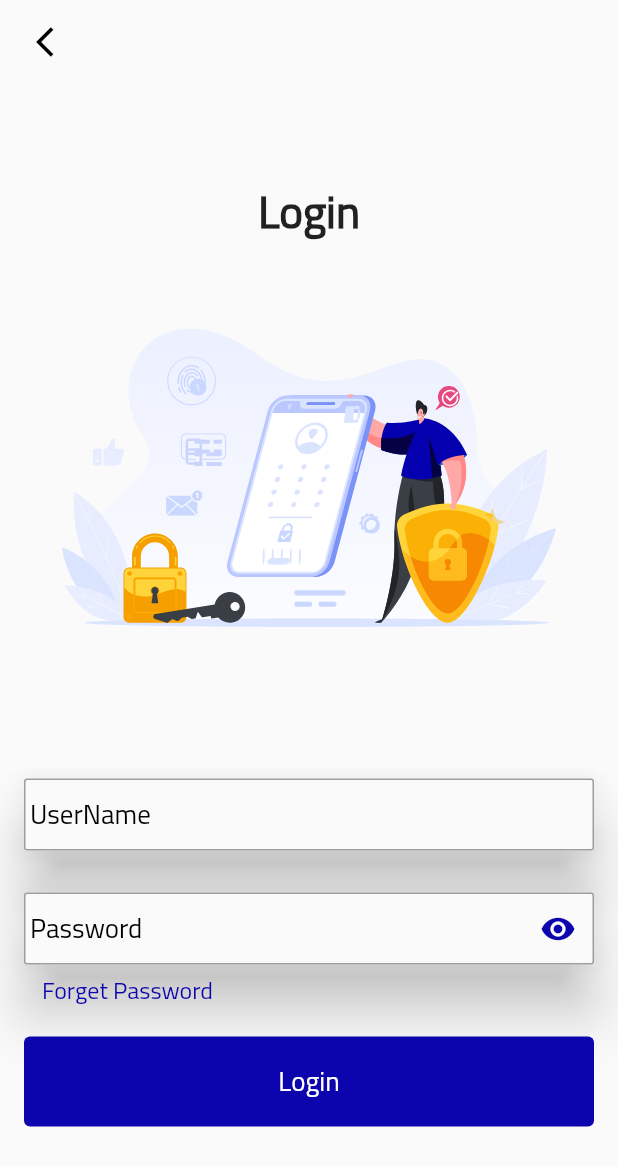
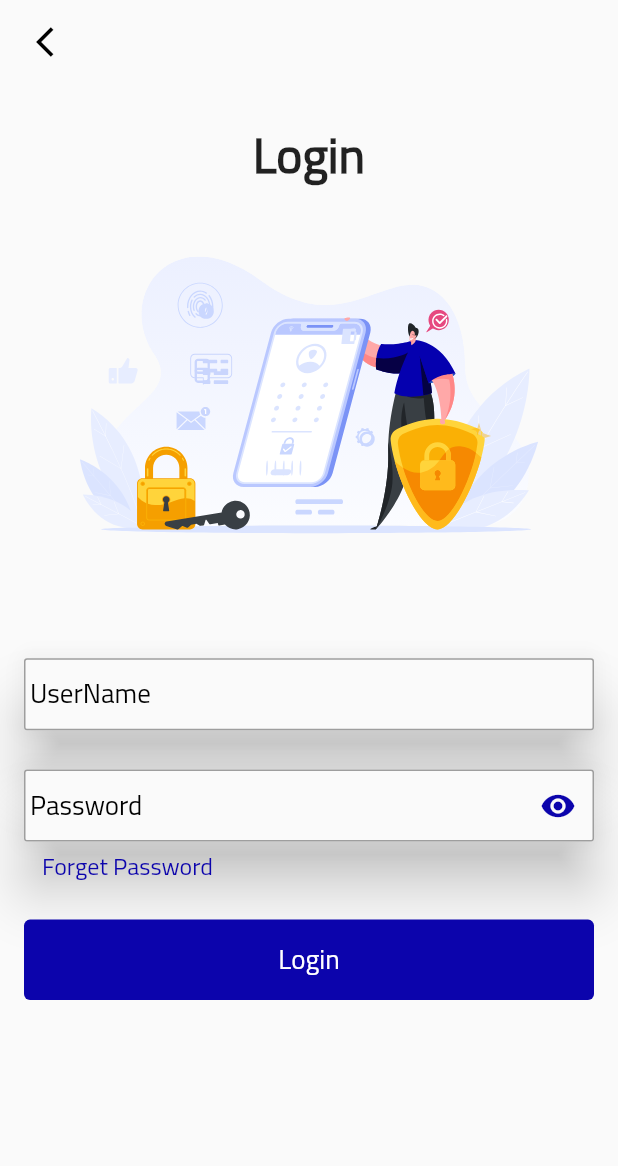
Before and after one commit to reemali97/sahelmobileapplicationLatest, a Flutter app: the screen it shows after launch, after a tap on "Next", on a phone screen of 412 x 824 dp. Shown: the top 1166 px of the screen. Run offline on Flutter 3.47's test engine with Material 2 defaults, Android fonts, the phone set to English and light mode, and no system bars; our stand-ins replace dio, equatable, flutter_bloc, flutter_svg, fluttertoast, get_it.

Commit message:
Set up the ui

```diff
--- a/lib/config/app_env.dart
+++ b/lib/config/app_env.dart
@@ -4,7 +4,6 @@ import '../core/core.export.dart';
 ScrollController? scrollController;
 
 const AppEnvironment env = AppEnvironment.STAGING;
-
 String handleBaseUrl() {
   switch (env) {
     case AppEnvironment.PRODUCTION:
--- a/lib/features/authentication/presentation/screens/login/login_screen.dart
+++ b/lib/features/authentication/presentation/screens/login/login_screen.dart
@@ -4,10 +4,8 @@ import 'package:flutter_svg/flutter_svg.dart';
 import '../../../../../core/core.export.dart';
 import '../../../../features.export.dart';
 
+class LoginScreen extends StatelessWidget {
 
-
-
-class LoginScreen extends StatelessWidget {
    LoginScreen({Key? key}) : super(key: key);
   var emailController = TextEditingController();
   var passwordController = TextEditingController();
@@ -19,10 +17,10 @@ class LoginScreen extends StatelessWidget {
     return BlocConsumer<LoginBloc, LoginState>(
       listener: (context, state) {
         if (state is GetTokenState) {
-          ShowToastSnackBar.showSnackBars(
-            context,
-            message: state.token,
-          );
+          // ShowToastSnackBar.showSnackBars(
+          //   context,
+          //   message: state.token,
+          // );
         }
         if (state is ErrorGetTokenState) {
           ShowToastSnackBar.showSnackBars(
@@ -36,7 +34,6 @@ class LoginScreen extends StatelessWidget {
         }
       },
       builder: (context, state) {
-
         return Scaffold(
           appBar: AppBar(
             leading:Padding(
@@ -54,58 +51,53 @@ class LoginScreen extends StatelessWidget {
           ),
           body: Padding(
             padding: const EdgeInsets.all(16.0),
-            child: Center(
             child: SingleChildScrollView(
               physics: const ScrollPhysics(),
-                child: SizedBox(
-                  width: double.infinity,
               child: Form(
                 key: _formKey,
                 child: Column(
-                      crossAxisAlignment: CrossAxisAlignment.center,
-                      mainAxisAlignment: MainAxisAlignment.center,
                   children: [
-                        const Text(
+                    Text(
                       'Login',
                       style: TextStyle(
                           fontFamily: FontsHelper.cairo,
                           fontWeight: FontWeight.bold,
-                              fontSize: 30.0),
+                          fontSize: getScreenWidth(context) * 0.08),
                     ),
-                        const SizedBox(
-                          height: 50.0,
+                    SizedBox(
+                      height: getScreenWidth(context) * 0.09,
                     ),
                     SvgPicture.asset(
                       ImageHelper.login,
                       width: double.infinity,
-                          height: 200,
+                      height: getScreenWidth(context) * 0.45,
                     ),
-                        const SizedBox(
-                          height: 100.0,
+                    SizedBox(
+                      height: getScreenHeight(context) * 0.1,
                     ),
                     TextFieldApp(
                       hintText: 'UserName',
                       controller: emailController,
                       isRTL: false,
-                          height: 50,
+                      height: getScreenWidth(context) * 0.12,
                       inputFormatters: [RegExpValidator.clearWhitespace],
                     ),
-                        const SizedBox(
-                          height: 26.0,
+                    SizedBox(
+                      height: getScreenWidth(context) * 0.06,
                     ),
                     TextFieldApp(
                       hintText: 'Password',
                       controller: passwordController,
                       isRTL: false,
-                          height: 50,
+                      height: getScreenWidth(context) * 0.12,
                       obscureText: isVisible,
                       suffixIcon: IconButton(
-                            icon: Icon(modeIcon,color: ColorHelper.primaryColor,),
+                        icon: Icon(
+                          modeIcon,
+                          color: ColorHelper.primaryColor,
+                        ),
                         onPressed: () => showPassword(context),
                       ),
-                        ),
-                        const SizedBox(
-                          height: 0.0,
                     ),
                     Padding(
                       padding: const EdgeInsets.symmetric(horizontal: 12.0),
@@ -127,24 +119,19 @@ class LoginScreen extends StatelessWidget {
                         ),
                       ),
                     ),
-                        const SizedBox(
-                          height: 16.0,
+                    SizedBox(
+                      height: getScreenWidth(context) * 0.05,
                     ),
                     ButtonApp(
                       onPressed: () => onLogin(context),
                       borderRadius: 4.0,
                       text: 'Login',
                       color: ColorHelper.primaryColor,
-                          height: 60,
+                      height: getScreenWidth(context) *0.13,
                       textStyle: const TextStyle(
                           fontFamily: FontsHelper.cairo, fontSize: 18.0),
                     ),
-                        const SizedBox(
-                          height: 16.0,
-                        ),
                   ],
-                    ),
-                  ),
                 ),
               ),
             ),
--- a/lib/features/authentication/presentation/screens/welcome_screen.dart
+++ b/lib/features/authentication/presentation/screens/welcome_screen.dart
@@ -17,30 +17,33 @@ class WelcomeScreen extends StatelessWidget {
       body: Center(
         child: SingleChildScrollView(
           physics: const ScrollPhysics(),
-          child: SizedBox(
-            width: double.infinity,
           child: Column(
-              mainAxisAlignment: MainAxisAlignment.center,
-              crossAxisAlignment: CrossAxisAlignment.center,
             children: [
               SvgPicture.asset(
                 ImageHelper.welcome,
                 width: double.infinity,
-                  height: 220.0,
+                height: getScreenWidth(context) * 0.5,
               ),
-                const SizedBox(height: 40.0,),
-                const Text(
+              SizedBox(height: getScreenWidth(context) * 0.1,),
+              Text(
                 'welcome',
                 style: TextStyle(
-                    fontSize: 30.0,
+                  fontSize: getScreenWidth(context) * 0.08,
                   color: ColorHelper.primaryColor,
                   fontWeight: FontWeight.bold,
                   fontFamily: FontsHelper.cairo,
                 ),
               ),
-                const SizedBox(height: 26.0,),
-                const Text('Language',style:TextStyle(fontSize: 22.0,color:ColorHelper.primaryColor,fontWeight: FontWeight.bold,fontFamily: FontsHelper.cairo),),
-                const SizedBox(height: 24.0,),
+              SizedBox(height: getScreenWidth(context) * 0.06,),
+              Text(
+                'Language',
+                style: TextStyle(
+                    fontSize: getScreenWidth(context) * 0.06,
+                    color: ColorHelper.primaryColor,
+                    fontWeight: FontWeight.bold,
+                    fontFamily: FontsHelper.cairo),
+              ),
+              SizedBox(height: getScreenWidth(context) * 0.06,),
               Row(
                 children:  const [
                   Expanded(
@@ -78,7 +81,7 @@ class WelcomeScreen extends StatelessWidget {
                   ),
                 ],
               ),
-                const SizedBox(height: 24.0,),
+              SizedBox(height: getScreenWidth(context) * 0.06,),
               ButtonApp(
                 onPressed: () => onNext(context),
                 color: ColorHelper.primaryColor,
@@ -90,11 +93,10 @@ class WelcomeScreen extends StatelessWidget {
           ),
         ),
       ),
-      ),
     );
   }
-  void onNext(BuildContext? context){
+
+  void onNext(BuildContext? context) {
     openNewPage(context!, LoginScreen());
   }
-
 }
```
Also changed, not shown: lib/features/authentication/presentation/screens/forget_password/forget_password_screen.dart (+6 -7 lines), lib/features/authentication/presentation/screens/forget_password/reset_password_screen.dart (+11 -11 lines), lib/features/home/presentation/widgets/treatment_details.dart (+26 -7 lines), lib/features/home/presentation/widgets/treatment_item.dart (+20 -16 lines). Lines whose indentation alone changed are shown as unchanged.
